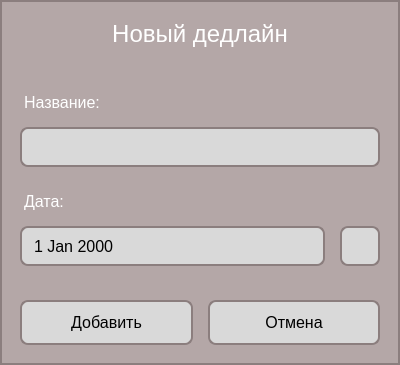
Old version of the form grape/src/adddeadlinedialog/adddeadlinedialog.ui in the repository rotat1ck/grape.
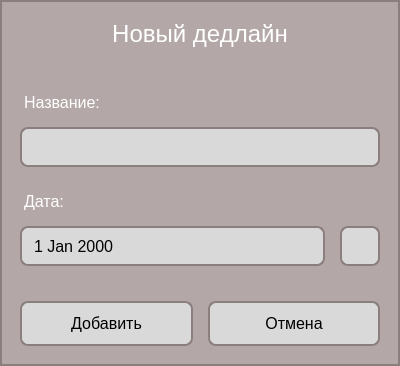
New version of the form. Icons and pictures are not drawn.

```diff
--- a/grape/src/adddeadlinedialog/adddeadlinedialog.ui
+++ b/grape/src/adddeadlinedialog/adddeadlinedialog.ui
@@ -7,7 +7,7 @@
     <x>0</x>
     <y>0</y>
     <width>400</width>
-    <height>365</height>
+    <height>366</height>
    </rect>
   </property>
   <property name="windowTitle">
```
Left out of the diff: 2 changed lines with no effect on the pictures.
